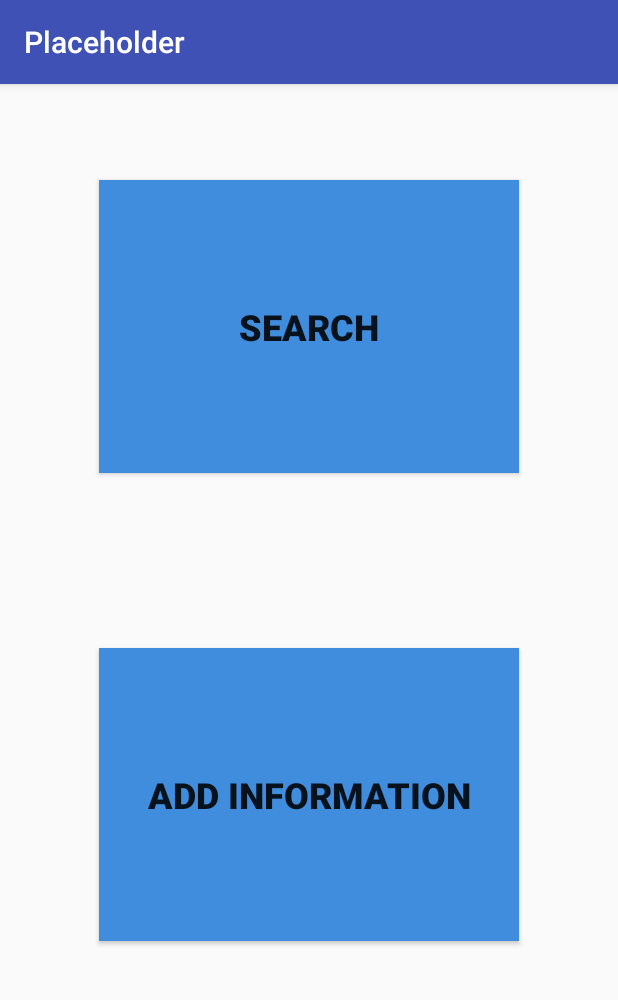
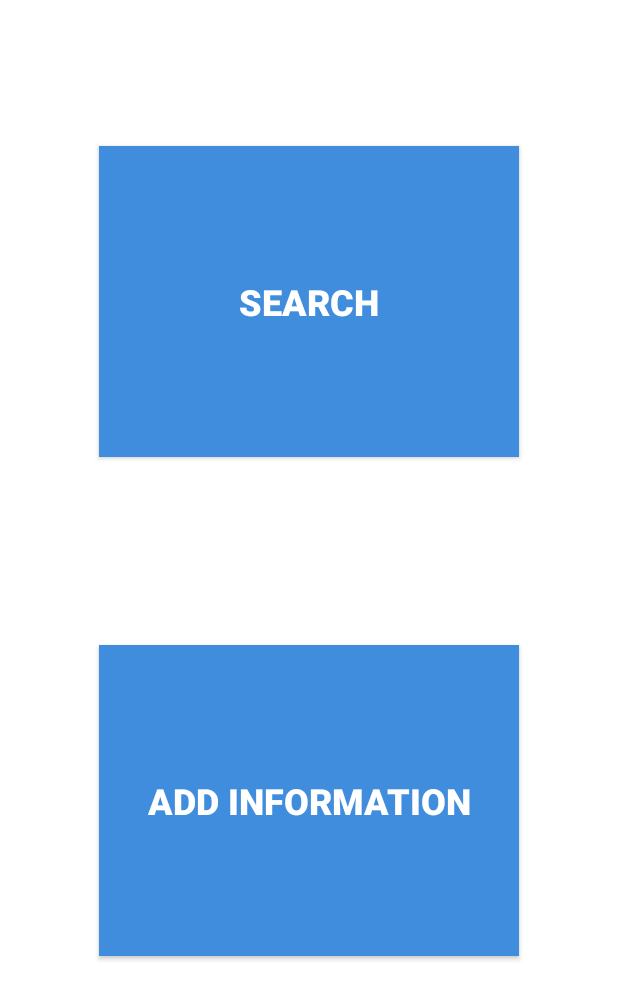
Before and after one commit to Dyzlol/Android-App, an Android app: the screen it shows after launch (MainActivity), on a phone screen of 412 x 824 dp. Shown: the top 1000 px of the screen. Run offline under Robolectric (Android 15) with nearby library versions, the phone set to English and light mode, and no system bars.

Commit message:
Preliminary Main Menu Done

```diff
--- a/app/src/main/AndroidManifest.xml
+++ b/app/src/main/AndroidManifest.xml
@@ -7,7 +7,7 @@
         android:icon="@mipmap/ic_launcher"
         android:label="@string/app_name"
         android:supportsRtl="true"
-        android:theme="@style/AppTheme">
+        android:theme="@style/Theme.AppCompat.NoActionBar">
         <activity android:name=".MainActivity">
             <intent-filter>
                 <action android:name="android.intent.action.MAIN" />
--- a/app/src/main/res/layout/activity_main.xml
+++ b/app/src/main/res/layout/activity_main.xml
@@ -7,20 +7,24 @@
     android:paddingLeft="@dimen/activity_horizontal_margin"
     android:paddingRight="@dimen/activity_horizontal_margin"
     android:paddingTop="@dimen/activity_vertical_margin"
-    tools:context="com.example.tony_macbook.placeholder.MainActivity">
+    tools:context="com.example.tony_macbook.placeholder.MainActivity"
+    android:visibility="visible"
+    android:background="#ffffff">
 
     <LinearLayout
         android:orientation="vertical"
         android:layout_width="match_parent"
         android:layout_height="match_parent"
         android:id="@+id/MainMenuLayout"
-        android:weightSum="1">
+        android:weightSum="1"
+        android:visibility="visible">
 
         <Button
             android:layout_width="match_parent"
             android:layout_height="wrap_content"
             android:text="New Button"
             android:id="@+id/space_button2"
+            android:layout_weight="0.07"
             android:visibility="invisible"
             android:textSize="@dimen/abc_text_size_caption_material" />
 
@@ -37,7 +41,8 @@
             android:typeface="normal"
             android:textStyle="bold|normal"
             android:layout_gravity="center"
-            android:layout_weight="0.21" />
+            android:layout_weight="0.21"
+            android:clickable="true" />
 
         <Button
             android:layout_width="match_parent"
@@ -56,7 +61,8 @@
             android:background="#3f8ddc"
             android:textStyle="bold"
             android:layout_gravity="center"
-            android:layout_weight=".21" />
+            android:layout_weight=".21"
+            android:clickable="true" />
     </LinearLayout>
 
 </RelativeLayout>
```
